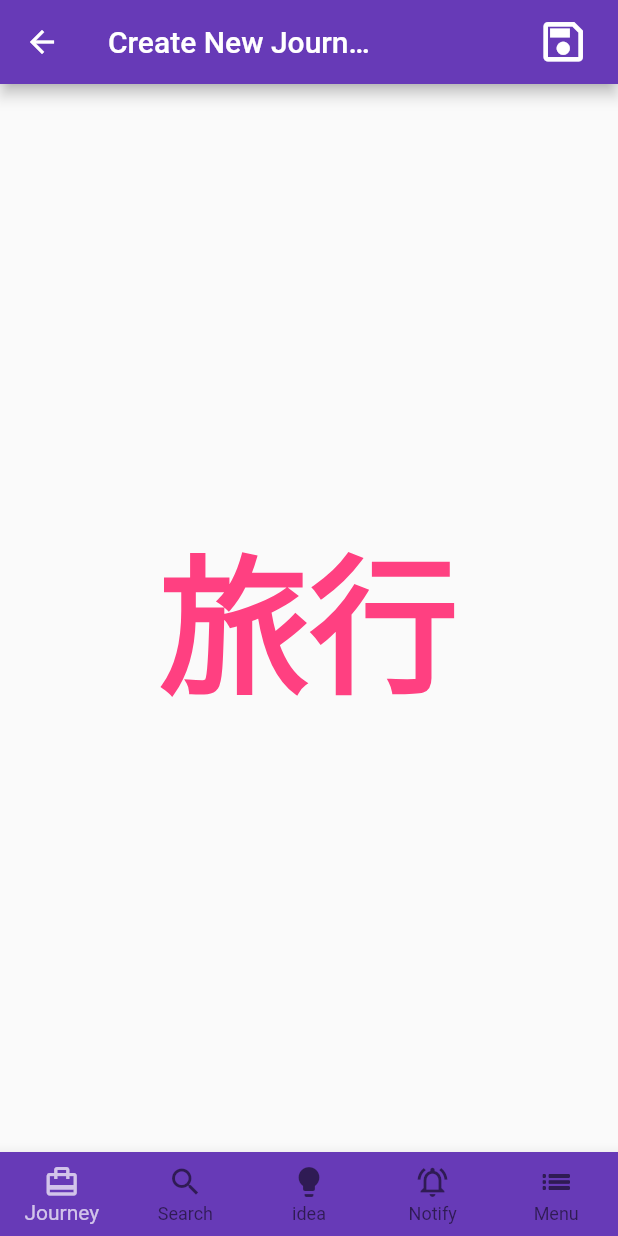
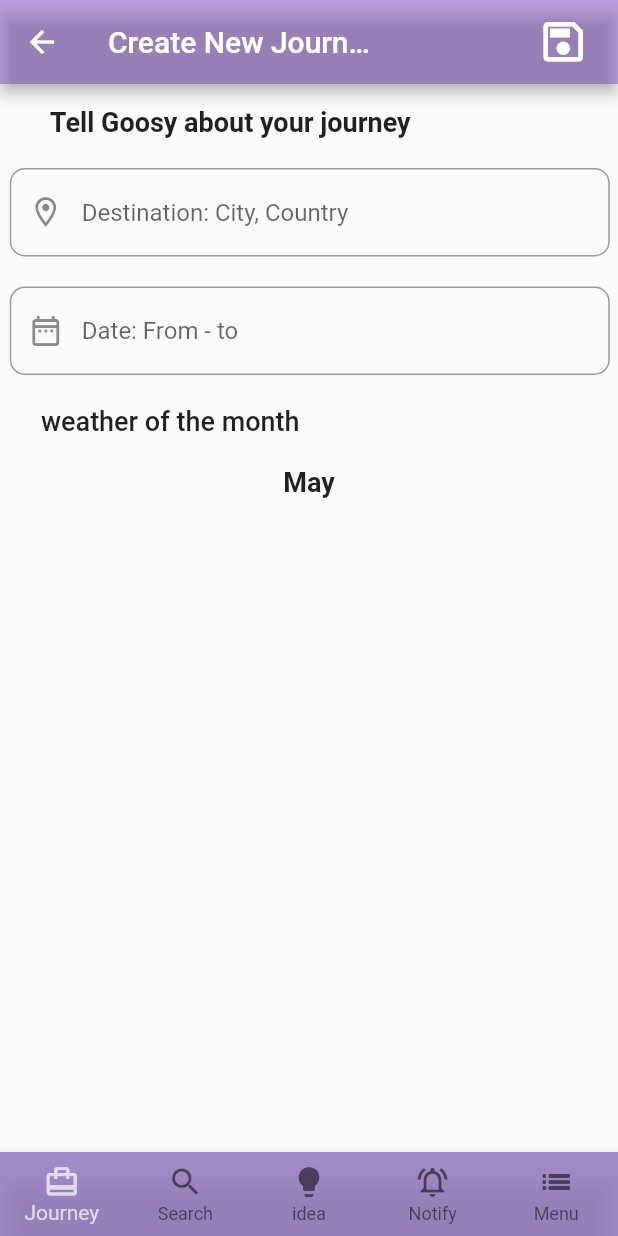
Before and after one commit to Cheng-Yen1230/FlutterDemo, a Flutter app: the screen it shows after launch, after a tap on the "add circle outline" icon, on a phone screen of 412 x 824 dp. Run offline on Flutter 3.47's test engine with Material 2 defaults, Android fonts, the phone set to English and light mode, and no system bars.

Commit message:
新增大頭貼、輸入框

```diff
--- a/flutter_app/lib/JourneyPage.dart
+++ b/flutter_app/lib/JourneyPage.dart
@@ -8,17 +8,64 @@ class JourneyPage extends StatefulWidget {
 
 
 class _JourneyPageState extends State {
+  TextEditingController textController = TextEditingController();
+  TextEditingController dateController = TextEditingController();
   @override
   Widget build(BuildContext context) {
     return Scaffold(
-      body: Container(
-        alignment: Alignment.center,
-        child: Text('旅行', style: TextStyle(
-            color: Colors.pinkAccent,
-            fontWeight: FontWeight.w700,
-            fontSize: 100,
-        ),),
-      )
+      body: Column(
+        children: [
+          Padding(padding: EdgeInsets.only(right: 105, top: 15),
+            child: Text('Tell Goosy about your journey', style: TextStyle(
+              fontWeight: FontWeight.w700,
+              fontSize: 18
+          ),),
+         ),
+          Container(
+            width: 400,
+            margin: EdgeInsets.only(left: 1, top: 20),
+            child:TextField(
+              controller: textController,
+                 keyboardType: TextInputType.text,
+                 decoration: InputDecoration(
+                   contentPadding: EdgeInsets.all(20),
+                   prefixIcon: Icon(Icons.location_on_outlined),
+                   hintText: 'Destination: City, Country',
+                   border: OutlineInputBorder(
+                     borderRadius: BorderRadius.all(Radius.circular(10), ),
+                   )
+               ),
+               autofocus: false,
+          ),
+         ),
+          Container(
+            width: 400,
+            margin: EdgeInsets.only(left: 1, top: 20),
+            child:TextField(
+              controller: dateController,
+              keyboardType: TextInputType.datetime,
+              decoration: InputDecoration(
+                contentPadding: EdgeInsets.all(20),
+                prefixIcon: Icon(Icons.date_range_outlined),
+                hintText: 'Date: From - to',
+                border: OutlineInputBorder(
+                  borderRadius: BorderRadius.all(Radius.circular(10), ),
+                )
+            ),
+            autofocus: false,
+          )
+         ),
+          Padding(padding: EdgeInsets.only(right: 185, top: 20),
+            child:Text('weather of the month', style: TextStyle(
+                fontSize: 18, fontWeight: FontWeight.w500
+            ),),),
+          Padding(padding: EdgeInsets.only(top: 20),
+              child:Center(
+                child:Text('May', style: TextStyle(
+                fontSize: 18, fontWeight: FontWeight.w700,
+          ),),)),
+        ],
+      ),
     );
   }
 }
--- a/flutter_app/lib/main.dart
+++ b/flutter_app/lib/main.dart
@@ -38,25 +38,38 @@ class _BottomNavigationBarHomePageState extends State<BottomNavigationBarHomePag
     Notify(),
     Menu(),
   ];
+
   @override
   Widget build(BuildContext context) {
-    return Scaffold(
-      backgroundColor: Color.fromARGB(220, 221, 187, 255),
+    return DefaultTabController(length: 0, child: Scaffold(
+      backgroundColor: Color.fromARGB(220, 204, 164, 245),
       appBar: AppBar(
           title: Padding(
-            padding: EdgeInsets.only(right: 230),
-            child:Text('Harry', style: TextStyle(fontSize: 18),),
+            padding: EdgeInsets.only(right: 235),
+            child: Text('Harry', style: TextStyle(fontSize: 20),),
           ),
+
           leading: IconButton(
-            icon: Icon(Icons.person, size: 30, ),
-            padding: EdgeInsets.only(left: 20),
-            tooltip: 'save',
-            onPressed : () => debugPrint('hit'),
-          ),
+
+            icon: Container(
+              width: 100,
+              height: 100,
+              child: ClipOval(
+                child: Image.asset('lib/images/harry.jpg',
+                  width: 90,
+                  height: 50,
+                  fit: BoxFit.cover,
+                ),
+              ),
+        ),
+            onPressed: () {
+
+            },
+      ),
           actions: <Widget>[
             IconButton(
               padding: EdgeInsets.only(right: 20),
-              icon: Icon(Icons.add_circle_outline, size: 30, color: Colors.black54,),
+              icon: Icon(Icons.add_circle_outline, size: 30, color: Colors.black38,),
               tooltip: 'Create',
               onPressed: () {
                 Navigator.pushNamed(context, '/TravelPage');
@@ -64,12 +77,12 @@ class _BottomNavigationBarHomePageState extends State<BottomNavigationBarHomePag
             ),
           ],
 
-          backgroundColor: Colors.deepPurple
+          backgroundColor: Color.fromARGB(72, 145, 128, 186)
       ),
       body: pages[index],
 
       bottomNavigationBar: BottomNavigationBar(
-        backgroundColor: Colors.deepPurple,
+        backgroundColor: Color.fromARGB(183, 145, 128, 186),
         type: BottomNavigationBarType.fixed,
         currentIndex: index,
         onTap: (int idx) {
@@ -83,29 +96,29 @@ class _BottomNavigationBarHomePageState extends State<BottomNavigationBarHomePag
         selectedItemColor: Colors.white70,
         items: [
           BottomNavigationBarItem(
-            backgroundColor: Colors.deepPurpleAccent,
+            backgroundColor: Color.fromARGB(183, 145, 128, 186),
             icon: Icon(Icons.card_travel_outlined, ), label: 'Journey',
           ),
           BottomNavigationBarItem(
-            backgroundColor: Colors.deepPurpleAccent,
+            backgroundColor: Color.fromARGB(183, 145, 128, 186),
             icon: Icon(Icons.search, ), label: 'Search',
           ),
           BottomNavigationBarItem(
-            backgroundColor: Colors.deepPurpleAccent,
+            backgroundColor: Color.fromARGB(183, 145, 128, 186),
             icon: Icon(Icons.lightbulb, ), label: 'idea',
           ),
           BottomNavigationBarItem(
-            backgroundColor: Colors.deepPurpleAccent,
+            backgroundColor: Color.fromARGB(183, 145, 128, 186),
             icon: Icon(Icons.notifications_on_outlined, ), label: 'Notify',
 
           ),
           BottomNavigationBarItem(
-            backgroundColor: Colors.deepPurpleAccent,
+            backgroundColor: Color.fromARGB(183, 145, 128, 186),
             icon: Icon(Icons.list_outlined, ), label: 'Menu',
           ),
         ],
       ),
-    );
+    ));
   }
 }
 
@@ -139,12 +152,13 @@ class _CreateTravelPageState extends State<CreateTravelPage> {
   @override
   Widget build(BuildContext context) {
     return Scaffold(
+      backgroundColor: Color.fromARGB(220, 204, 164, 245),
       appBar: AppBar(
         title: Padding(
           padding: EdgeInsets.only(right: 90),
           child: Text('Create New Journey'),
         ),
-        backgroundColor: Colors.deepPurple,
+        backgroundColor: Color.fromARGB(72, 145, 128, 186),
         actions: [
           IconButton(
               onPressed: () {
@@ -163,31 +177,31 @@ class _CreateTravelPageState extends State<CreateTravelPage> {
           ),)),*/
 
       bottomNavigationBar: BottomNavigationBar(
-        backgroundColor: Colors.deepPurple,
+        backgroundColor: Color.fromARGB(183, 145, 128, 186),
         type: BottomNavigationBarType.fixed,
         currentIndex: currentIndex,
         onTap: OnChangeScreen,
         selectedItemColor: Colors.white70,
         items: [
           BottomNavigationBarItem(
-            backgroundColor: Colors.deepPurpleAccent,
+            backgroundColor: Color.fromARGB(183, 145, 128, 186),
             icon: Icon(Icons.card_travel_outlined, ), label: 'Journey',
           ),
           BottomNavigationBarItem(
-            backgroundColor: Colors.deepPurpleAccent,
+            backgroundColor: Color.fromARGB(183, 145, 128, 186),
             icon: Icon(Icons.search, ), label: 'Search',
           ),
           BottomNavigationBarItem(
-            backgroundColor: Colors.deepPurpleAccent,
+            backgroundColor: Color.fromARGB(183, 145, 128, 186),
             icon: Icon(Icons.lightbulb, ), label: 'idea',
           ),
           BottomNavigationBarItem(
-            backgroundColor: Colors.deepPurpleAccent,
+            backgroundColor: Color.fromARGB(183, 145, 128, 186),
             icon: Icon(Icons.notifications_on_outlined, ), label: 'Notify',
 
           ),
           BottomNavigationBarItem(
-            backgroundColor: Colors.deepPurpleAccent,
+            backgroundColor: Color.fromARGB(183, 145, 128, 186),
             icon: Icon(Icons.list_outlined, ), label: 'Menu',
           ),
         ],
```
Also changed, not shown: flutter_app/lib/images/harry.jpg (added).
